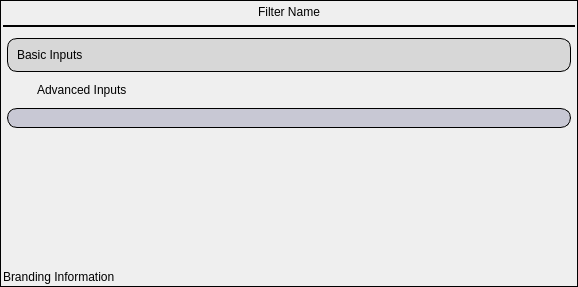
First picture: the form in Source/DREAM3DWidgetsLib/Widgets/UI_Files/FilterInputWidget.ui, repository BlueQuartzSoftware/DREAM3D, before the edit.
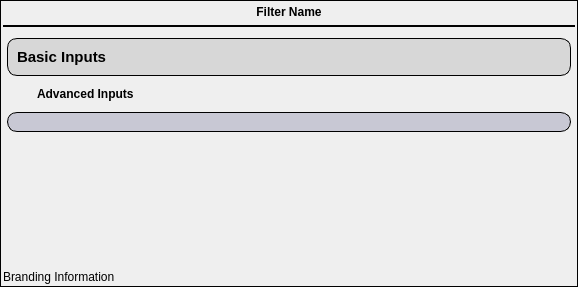
Second picture: the form after the edit. Icons and pictures are not drawn.

Commit message: Fixing issue that was preventing the FilterInputWidget from resizing properly because the Branding String was too long. We now intercept the resize event, and set the string to an middle elided string. Also tweaking the fonts for some of the user interface elements. They looked bad on Windows.

The edit to the form file:
```diff
--- a/Source/DREAM3DWidgetsLib/Widgets/UI_Files/FilterInputWidget.ui
+++ b/Source/DREAM3DWidgetsLib/Widgets/UI_Files/FilterInputWidget.ui
@@ -65,7 +65,13 @@
         </property>
         <item>
          <widget class="QLabel" name="filterHumanLabel">
-
+          <property name="styleSheet">
+           <string notr="true">QLabel#filterHumanLabel
+{
+	font: 75 12pt &quot;Arial&quot;;
+	font-weight: bold;
+}</string>
+          </property>
           <property name="frameShape">
            <enum>QFrame::NoFrame</enum>
           </property>
@@ -104,7 +110,7 @@
            <x>0</x>
            <y>0</y>
            <width>572</width>
-           <height>211</height>
+           <height>224</height>
           </rect>
          </property>
          <layout class="QVBoxLayout" name="scrollAreaVLayout">
@@ -138,7 +144,7 @@
             <property name="frameShadow">
              <enum>QFrame::Plain</enum>
             </property>
-            <layout class="QVBoxLayout" name="verticalLayout">
+            <layout class="QVBoxLayout" name="verticalLayout" stretch="0,0">
              <property name="leftMargin">
               <number>4</number>
              </property>
@@ -153,6 +159,22 @@
              </property>
              <item>
               <widget class="QLabel" name="basicInputsLabel">
+               <property name="font">
+                <font>
+                 <family>Arial</family>
+                 <pointsize>11</pointsize>
+                 <weight>75</weight>
+                 <italic>false</italic>
+                 <bold>true</bold>
+                </font>
+               </property>
+               <property name="styleSheet">
+                <string notr="true">QLabel#basicInputsLabel
+{
+	font: 11pt &quot;Arial&quot;;
+	font-weight: bold;
+}</string>
+               </property>
                <property name="text">
                 <string>Basic Inputs</string>
                </property>
@@ -215,6 +237,13 @@
             </item>
             <item>
              <widget class="QLabel" name="advInputsLabel">
+              <property name="styleSheet">
+               <string notr="true">QLabel#advInputsLabel
+{
+	font: 11pt &quot;Arial&quot;;
+	font-weight: bold;
+}</string>
+              </property>
               <property name="text">
                <string>Advanced Inputs</string>
               </property>
```
Left out of the diff: 4 changed lines with no effect on the pictures. The commit also changes 6 other files.
